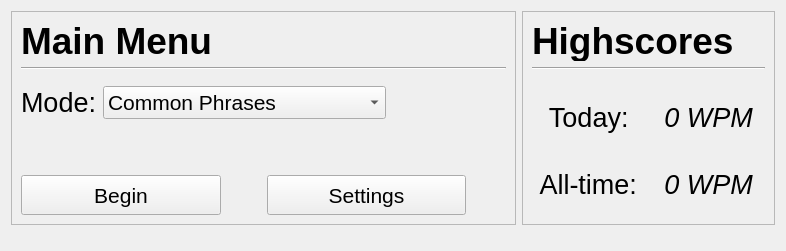
Above: speed-typer/source ui/mainWindow.ui from Rolv-Apneseth/ps-typer before the change. Below: the same form after it.
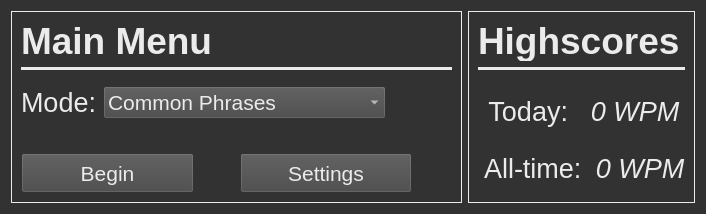
That is the form after the change.

Commit message: Made a change to positioning of frames on resizing of window and fixed error in styling of the line elements

The edit to the form file:
```diff
--- a/speed-typer/source ui/mainWindow.ui
+++ b/speed-typer/source ui/mainWindow.ui
@@ -6,8 +6,8 @@
    <rect>
     <x>0</x>
     <y>0</y>
-    <width>786</width>
-    <height>251</height>
+    <width>706</width>
+    <height>214</height>
    </rect>
   </property>
   <property name="windowTitle">
@@ -34,12 +34,7 @@
 QLabel {
 	background: transparent;
 	border: none;
-}
-
-Line {
-	border: none;
-	background-color: rgb(235, 235, 235);
-}4</string>
+}</string>
   </property>
   <layout class="QHBoxLayout" name="horizontalLayout">
    <item>
@@ -50,6 +45,19 @@
      <property name="bottomMargin">
       <number>0</number>
      </property>
+     <item>
+      <spacer name="verticalSpacer_5">
+       <property name="orientation">
+        <enum>Qt::Vertical</enum>
+       </property>
+       <property name="sizeHint" stdset="0">
+        <size>
+         <width>20</width>
+         <height>40</height>
+        </size>
+       </property>
+      </spacer>
+     </item>
      <item>
       <layout class="QHBoxLayout" name="horizontalLayout_4">
        <property name="leftMargin">
@@ -110,6 +118,9 @@
           </item>
           <item>
            <widget class="Line" name="lineMainMenu">
+            <property name="styleSheet">
+             <string notr="true">background-color: rgb(235, 235, 235);</string>
+            </property>
             <property name="orientation">
              <enum>Qt::Horizontal</enum>
             </property>
@@ -369,6 +380,9 @@
           </item>
           <item>
            <widget class="Line" name="lineHighscore">
+            <property name="styleSheet">
+             <string notr="true">background-color: rgb(235, 235, 235);</string>
+            </property>
             <property name="orientation">
              <enum>Qt::Horizontal</enum>
             </property>
```
The commit also changes 1 other file.
